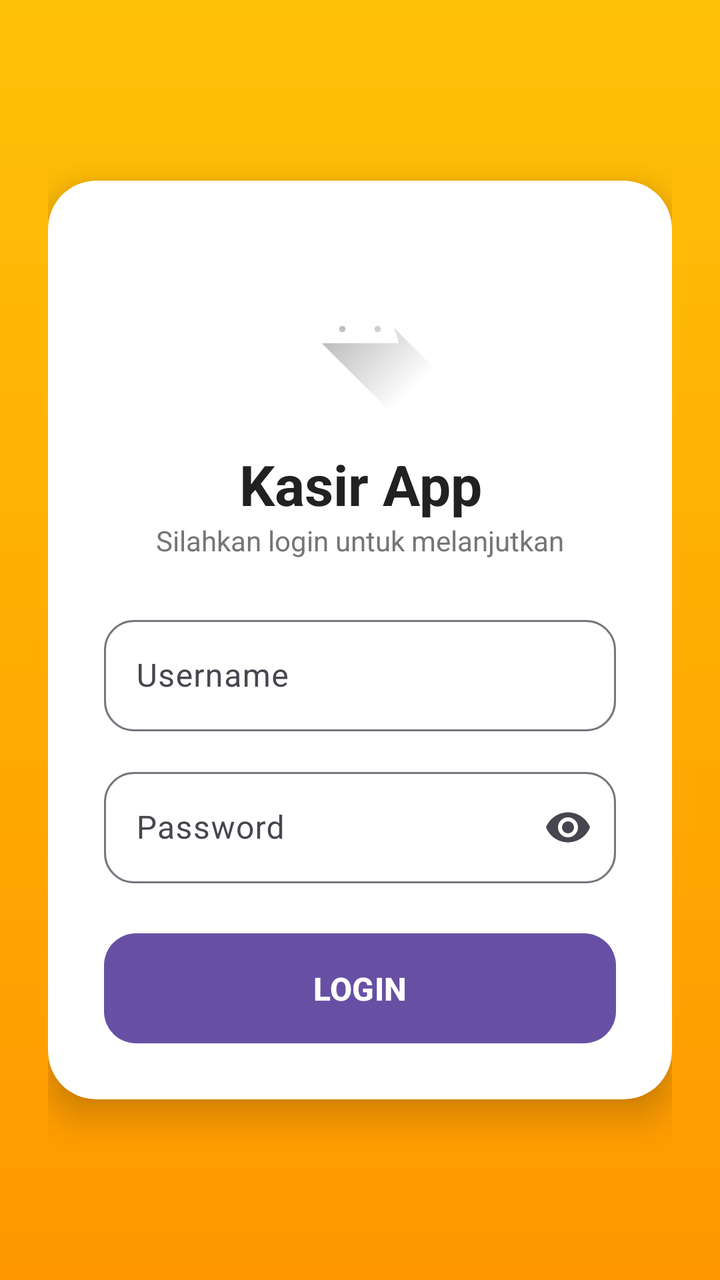
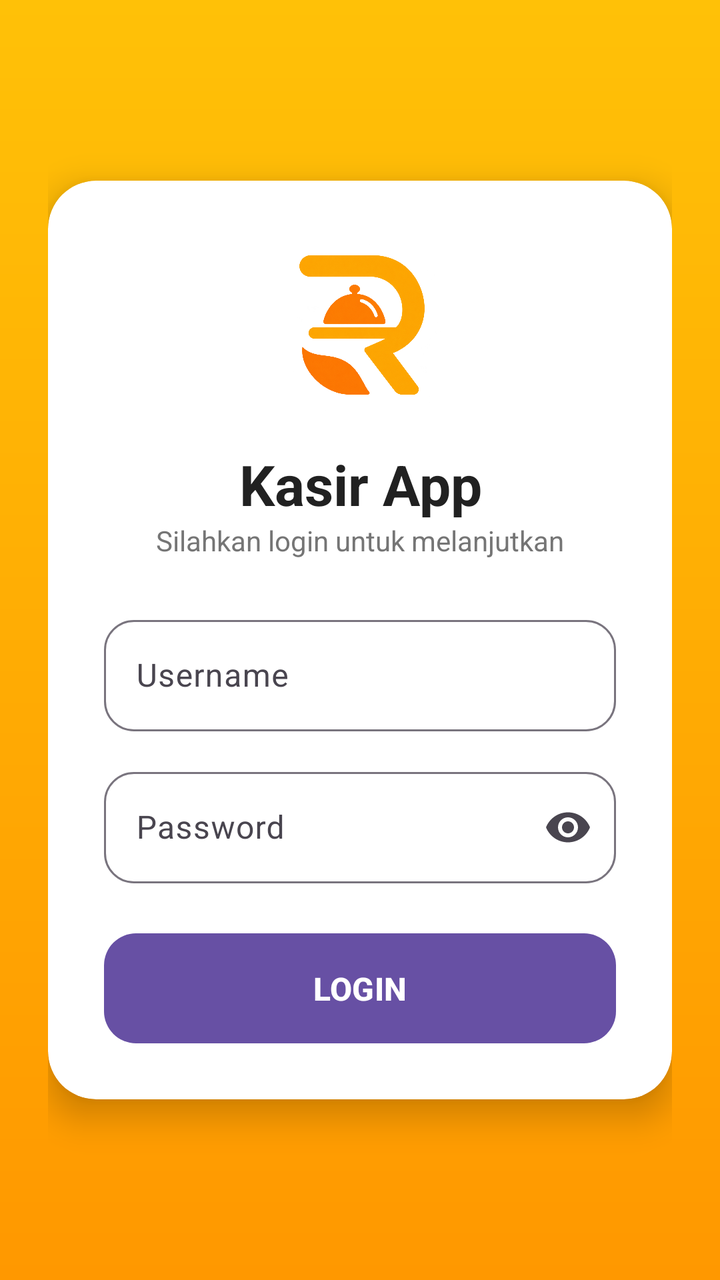

Two renders of the same Android screen: before a commit and after it. Below are the layout's source before the change and the commit's diff.
<!-- AndroidManifest.xml: application theme Theme.KasirAPP -->
<!-- res/layout/activity_login.xml -->
<?xml version="1.0" encoding="utf-8"?>
<FrameLayout
    xmlns:android="http://schemas.android.com/apk/res/android"
    xmlns:app="http://schemas.android.com/apk/res-auto"
    android:layout_width="match_parent"
    android:layout_height="match_parent"
    android:background="@drawable/bg_gradient">

    <LinearLayout

        android:layout_width="match_parent"
        android:layout_height="match_parent"
        android:gravity="center"
        android:orientation="vertical"
        android:padding="24dp">


        <androidx.cardview.widget.CardView
            android:layout_width="match_parent"
            android:layout_height="wrap_content"
            app:cardCornerRadius="24dp"
            app:cardElevation="10dp">

            <LinearLayout
                android:layout_width="match_parent"
                android:layout_height="wrap_content"
                android:orientation="vertical"
                android:padding="28dp">

                
                <ImageView
                    android:id="@+id/imgLogo"
                    android:layout_width="90dp"
                    android:layout_height="90dp"
                    android:layout_gravity="center"
                    android:src="@drawable/ic_launcher_foreground"/>

                <TextView
                    android:layout_width="match_parent"
                    android:layout_height="wrap_content"
                    android:text="Kasir App"
                    android:textAlignment="center"
                    android:textSize="28sp"
                    android:textStyle="bold"
                    android:textColor="@color/black"
                    android:layout_marginTop="15dp"/>

                <TextView
                    android:layout_width="match_parent"
                    android:layout_height="wrap_content"
                    android:text="Silahkan login untuk melanjutkan"
                    android:textAlignment="center"
                    android:textColor="#757575"
                    android:layout_marginBottom="25dp"/>

                <com.google.android.material.textfield.TextInputLayout
                    android:layout_width="match_parent"
                    android:layout_height="wrap_content"
                    android:hint="Username"
                    app:boxCornerRadiusTopStart="15dp"
                    app:boxCornerRadiusTopEnd="15dp"
                    app:boxCornerRadiusBottomStart="15dp"
                    app:boxCornerRadiusBottomEnd="15dp">

                    <com.google.android.material.textfield.TextInputEditText
                        android:id="@+id/edtUsername"
                        android:layout_width="match_parent"
                        android:layout_height="wrap_content"
                        android:inputType="text"/>
                </com.google.android.material.textfield.TextInputLayout>



                <com.google.android.material.textfield.TextInputLayout
                    android:layout_width="match_parent"
                    android:layout_height="wrap_content"
                    android:layout_marginTop="15dp"
                    android:hint="Password"
                    app:endIconMode="password_toggle"
                    app:boxCornerRadiusTopStart="15dp"
                    app:boxCornerRadiusTopEnd="15dp"
                    app:boxCornerRadiusBottomStart="15dp"
                    app:boxCornerRadiusBottomEnd="15dp">


                    <com.google.android.material.textfield.TextInputEditText
                        android:id="@+id/edtPassword"
                        android:layout_width="match_parent"
                        android:layout_height="wrap_content"
                        android:inputType="textPassword"/>
                </com.google.android.material.textfield.TextInputLayout>




                <com.google.android.material.button.MaterialButton
                    android:id="@+id/btnLogin"
                    android:layout_width="match_parent"
                    android:layout_height="55dp"
                    android:layout_marginTop="25dp"
                    android:text="LOGIN"
                    android:textSize="16sp"
                    android:textStyle="bold"
                    android:background="@drawable/bg_button"
                    app:cornerRadius="16dp"/>

                <ProgressBar
                    android:id="@+id/progress"
                    android:layout_width="wrap_content"
                    android:layout_height="wrap_content"
                    android:layout_gravity="center"
                    android:visibility="gone"
                    android:layout_marginTop="20dp"/>
            </LinearLayout>

        </androidx.cardview.widget.CardView>
    </LinearLayout>
</FrameLayout>
<!-- resources referenced by this layout -->
<resources>
  <color name="black">#212121</color>
  <!-- drawable bg_button (drawable) -->
  <?xml version="1.0" encoding="utf-8"?>
  <shape xmlns:android="http://schemas.android.com/apk/res/android">
      <solid
          android:color="#1565C0"/>
      <corners
          android:radius="16dp"/>
  </shape>
  <!-- drawable bg_gradient (drawable) -->
  <?xml version="1.0" encoding="utf-8"?>
  <shape xmlns:android="http://schemas.android.com/apk/res/android">
      <gradient
          android:startColor="@color/primary"
          android:endColor="@color/accent"
          android:angle="270"/>
  </shape>
  <!-- drawable ic_launcher_foreground (drawable) -->
  <vector xmlns:android="http://schemas.android.com/apk/res/android"
      xmlns:aapt="http://schemas.android.com/aapt"
      android:width="108dp"
      android:height="108dp"
      android:viewportWidth="108"
      android:viewportHeight="108">
      <path android:pathData="M31,63.928c0,0 6.4,-11 12.1,-13.1c7.2,-2.6 26,-1.4 26,-1.4l38.1,38.1L107,108.928l-32,-1L31,63.928z">
          <aapt:attr name="android:fillColor">
              <gradient
                  android:endX="85.84757"
                  android:endY="92.4963"
                  android:startX="42.9492"
                  android:startY="49.59793"
                  android:type="linear">
                  <item
                      android:color="#44000000"
                      android:offset="0.0" />
                  <item
                      android:color="#00000000"
                      android:offset="1.0" />
              </gradient>
          </aapt:attr>
      </path>
      <path
          android:fillColor="#FFFFFF"
          android:fillType="nonZero"
          android:pathData="M65.3,45.828l3.8,-6.6c0.2,-0.4 0.1,-0.9 -0.3,-1.1c-0.4,-0.2 -0.9,-0.1 -1.1,0.3l-3.9,6.7c-6.3,-2.8 -13.4,-2.8 -19.7,0l-3.9,-6.7c-0.2,-0.4 -0.7,-0.5 -1.1,-0.3C38.8,38.328 38.7,38.828 38.9,39.228l3.8,6.6C36.2,49.428 31.7,56.028 31,63.928h46C76.3,56.028 71.8,49.428 65.3,45.828zM43.4,57.328c-0.8,0 -1.5,-0.5 -1.8,-1.2c-0.3,-0.7 -0.1,-1.5 0.4,-2.1c0.5,-0.5 1.4,-0.7 2.1,-0.4c0.7,0.3 1.2,1 1.2,1.8C45.3,56.528 44.5,57.328 43.4,57.328L43.4,57.328zM64.6,57.328c-0.8,0 -1.5,-0.5 -1.8,-1.2s-0.1,-1.5 0.4,-2.1c0.5,-0.5 1.4,-0.7 2.1,-0.4c0.7,0.3 1.2,1 1.2,1.8C66.5,56.528 65.6,57.328 64.6,57.328L64.6,57.328z"
          android:strokeWidth="1"
          android:strokeColor="#00000000" />
  </vector>
  <style name="Theme.KasirAPP" parent="Base.Theme.KasirAPP" />
  <color name="primary">#FFC107</color>
  <color name="accent">#FF9800</color>
  <style name="Base.Theme.KasirAPP" parent="Theme.Material3.DayNight.NoActionBar">
          
          
      </style>
</resources>

<!-- the commit's change to res/layout/activity_login.xml (unified diff, before → after) -->
@@ -33,7 +33,7 @@
                     android:layout_width="90dp"
                     android:layout_height="90dp"
                     android:layout_gravity="center"
-                    android:src="@drawable/ic_launcher_foreground"/>
+                    android:src="@drawable/restaurant"/>
 
                 <TextView
                     android:layout_width="match_parent"
<!-- resource entries referenced after the edit -->
@@ -17,37 +17,7 @@
           android:endColor="@color/accent"
           android:angle="270"/>
   </shape>
-  <!-- drawable ic_launcher_foreground (drawable) -->
-  <vector xmlns:android="http://schemas.android.com/apk/res/android"
-      xmlns:aapt="http://schemas.android.com/aapt"
-      android:width="108dp"
-      android:height="108dp"
-      android:viewportWidth="108"
-      android:viewportHeight="108">
-      <path android:pathData="M31,63.928c0,0 6.4,-11 12.1,-13.1c7.2,-2.6 26,-1.4 26,-1.4l38.1,38.1L107,108.928l-32,-1L31,63.928z">
-          <aapt:attr name="android:fillColor">
-              <gradient
-                  android:endX="85.84757"
-                  android:endY="92.4963"
-                  android:startX="42.9492"
-                  android:startY="49.59793"
-                  android:type="linear">
-                  <item
-                      android:color="#44000000"
-                      android:offset="0.0" />
-                  <item
-                      android:color="#00000000"
-                      android:offset="1.0" />
-              </gradient>
-          </aapt:attr>
-      </path>
-      <path
-          android:fillColor="#FFFFFF"
-          android:fillType="nonZero"
-          android:pathData="M65.3,45.828l3.8,-6.6c0.2,-0.4 0.1,-0.9 -0.3,-1.1c-0.4,-0.2 -0.9,-0.1 -1.1,0.3l-3.9,6.7c-6.3,-2.8 -13.4,-2.8 -19.7,0l-3.9,-6.7c-0.2,-0.4 -0.7,-0.5 -1.1,-0.3C38.8,38.328 38.7,38.828 38.9,39.228l3.8,6.6C36.2,49.428 31.7,56.028 31,63.928h46C76.3,56.028 71.8,49.428 65.3,45.828zM43.4,57.328c-0.8,0 -1.5,-0.5 -1.8,-1.2c-0.3,-0.7 -0.1,-1.5 0.4,-2.1c0.5,-0.5 1.4,-0.7 2.1,-0.4c0.7,0.3 1.2,1 1.2,1.8C45.3,56.528 44.5,57.328 43.4,57.328L43.4,57.328zM64.6,57.328c-0.8,0 -1.5,-0.5 -1.8,-1.2s-0.1,-1.5 0.4,-2.1c0.5,-0.5 1.4,-0.7 2.1,-0.4c0.7,0.3 1.2,1 1.2,1.8C66.5,56.528 65.6,57.328 64.6,57.328L64.6,57.328z"
-          android:strokeWidth="1"
-          android:strokeColor="#00000000" />
-  </vector>
+  <!-- drawable restaurant: png bitmap (drawable, 475379 bytes) -->
   <style name="Theme.KasirAPP" parent="Base.Theme.KasirAPP" />
   <color name="primary">#FFC107</color>
   <color name="accent">#FF9800</color>
